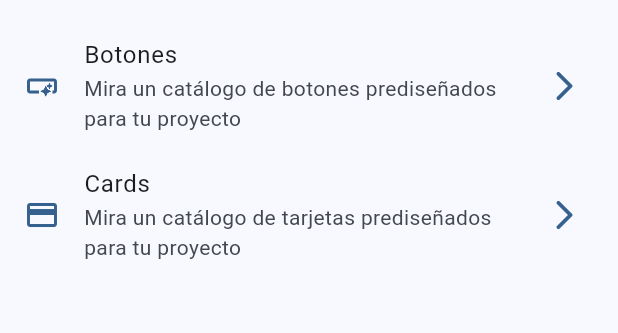
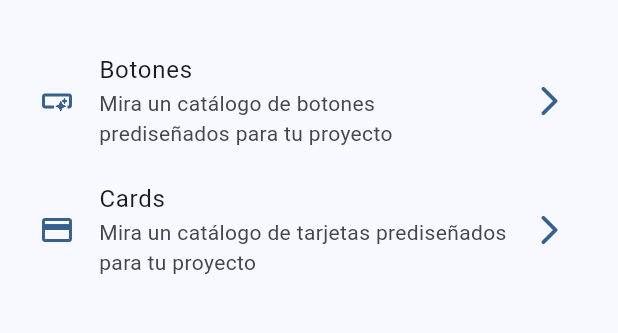
Before and after one commit to yeinsdavid09/ui_library, a Flutter app: the screen it shows after launch, on a phone screen of 412 x 824 dp, the part 63-396 px from its top. Run offline on Flutter 3.47's test engine with Material 3 defaults, Android fonts, the phone set to English and light mode, and no system bars; our stand-ins replace go_router.

Commit message:
fix/(general) add padding to all pages

```diff
--- a/lib/modules/buttons/screens/buttons.screen.dart
+++ b/lib/modules/buttons/screens/buttons.screen.dart
@@ -20,7 +20,7 @@ class ButtonsScreen extends StatelessWidget {
     return SafeArea(
       child: Scaffold(
         appBar: AppBar(title: const Text('Buttons')),
-        body: const Center(child: Text('Buttons')),
+        body: const Padding(padding: EdgeInsets.all(10)),
       ),
     );
   }
--- a/lib/modules/cards/screens/cards.screen.dart
+++ b/lib/modules/cards/screens/cards.screen.dart
@@ -20,7 +20,7 @@ class CardsScreen extends StatelessWidget {
     return SafeArea(
       child: Scaffold(
         appBar: AppBar(title: const Text('Cards')),
-        body: const Center(child: Text('Cards')),
+        body: const Padding(padding: EdgeInsets.all(10)),
       ),
     );
   }
--- a/lib/modules/home/screens/home.screen.dart
+++ b/lib/modules/home/screens/home.screen.dart
@@ -29,12 +29,15 @@ class HomeScreen extends StatelessWidget {
     return SafeArea(
       child: Scaffold(
         appBar: AppBar(title: const Text('Ui Library')),
-        body: ListView.builder(
-          itemCount: menuItems.length,
-          itemBuilder: (context, index) {
-            final MenuItemsModel item = menuItems[index];
-            return ListTileWidget(item: item);
-          },
+        body: Padding(
+          padding: const EdgeInsets.all(10),
+          child: ListView.builder(
+            itemCount: menuItems.length,
+            itemBuilder: (context, index) {
+              final MenuItemsModel item = menuItems[index];
+              return ListTileWidget(item: item);
+            },
+          ),
         ),
       ),
     );
```
